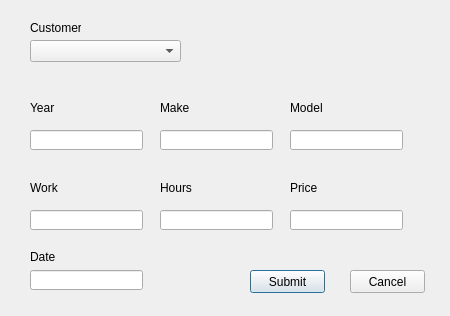
Before: the Qt Designer form existingcustomer.ui in domaspiragas/FairPriceDataManager, drawn with Qt 5.
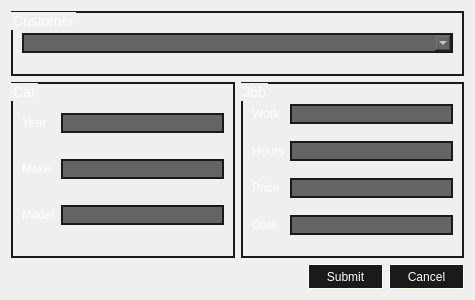
After: the same form once the commit is applied.

Diff of the .ui file:
```diff
--- a/existingcustomer.ui
+++ b/existingcustomer.ui
@@ -6,223 +6,417 @@
    <rect>
     <x>0</x>
     <y>0</y>
-    <width>450</width>
-    <height>316</height>
+    <width>475</width>
+    <height>300</height>
    </rect>
   </property>
+  <property name="minimumSize">
+   <size>
+    <width>475</width>
+    <height>300</height>
+   </size>
+  </property>
+  <property name="maximumSize">
+   <size>
+    <width>475</width>
+    <height>300</height>
+   </size>
+  </property>
   <property name="windowTitle">
    <string>Dialog</string>
   </property>
-  <widget class="QPushButton" name="submitButton">
-   <property name="geometry">
-    <rect>
-     <x>250</x>
-     <y>270</y>
-     <width>75</width>
-     <height>23</height>
-    </rect>
-   </property>
-   <property name="text">
-    <string>Submit</string>
-   </property>
-  </widget>
-  <widget class="QPushButton" name="cancelButton">
-   <property name="geometry">
-    <rect>
-     <x>350</x>
-     <y>270</y>
-     <width>75</width>
-     <height>23</height>
-    </rect>
-   </property>
-   <property name="text">
-    <string>Cancel</string>
-   </property>
-  </widget>
-  <widget class="QComboBox" name="customerComboBox">
-   <property name="geometry">
-    <rect>
-     <x>30</x>
-     <y>40</y>
-     <width>151</width>
-     <height>22</height>
-    </rect>
-   </property>
-  </widget>
-  <widget class="QLabel" name="label">
-   <property name="geometry">
-    <rect>
-     <x>30</x>
-     <y>20</y>
-     <width>51</width>
-     <height>16</height>
-    </rect>
-   </property>
-   <property name="text">
-    <string>Customer</string>
-   </property>
-  </widget>
-  <widget class="QLineEdit" name="carYearBox">
-   <property name="geometry">
-    <rect>
-     <x>30</x>
-     <y>130</y>
-     <width>113</width>
-     <height>20</height>
-    </rect>
-   </property>
-  </widget>
-  <widget class="QLineEdit" name="carMakeBox">
-   <property name="geometry">
-    <rect>
-     <x>160</x>
-     <y>130</y>
-     <width>113</width>
-     <height>20</height>
-    </rect>
-   </property>
-  </widget>
-  <widget class="QLineEdit" name="carModelBox">
-   <property name="geometry">
-    <rect>
-     <x>290</x>
-     <y>130</y>
-     <width>113</width>
-     <height>20</height>
-    </rect>
-   </property>
-  </widget>
-  <widget class="QLineEdit" name="jobPriceBox">
-   <property name="geometry">
-    <rect>
-     <x>290</x>
-     <y>210</y>
-     <width>113</width>
-     <height>20</height>
-    </rect>
-   </property>
-  </widget>
-  <widget class="QLineEdit" name="jobWorkBox">
-   <property name="geometry">
-    <rect>
-     <x>30</x>
-     <y>210</y>
-     <width>113</width>
-     <height>20</height>
-    </rect>
-   </property>
-  </widget>
-  <widget class="QLineEdit" name="jobHoursBox">
-   <property name="geometry">
-    <rect>
-     <x>160</x>
-     <y>210</y>
-     <width>113</width>
-     <height>20</height>
-    </rect>
-   </property>
-  </widget>
-  <widget class="QLabel" name="carYearLabel">
-   <property name="geometry">
-    <rect>
-     <x>30</x>
-     <y>100</y>
-     <width>51</width>
-     <height>16</height>
-    </rect>
-   </property>
-   <property name="text">
-    <string>Year</string>
-   </property>
-  </widget>
-  <widget class="QLabel" name="carMakeLabel">
-   <property name="geometry">
-    <rect>
-     <x>160</x>
-     <y>100</y>
-     <width>51</width>
-     <height>16</height>
-    </rect>
-   </property>
-   <property name="text">
-    <string>Make</string>
-   </property>
-  </widget>
-  <widget class="QLabel" name="carModelLabel">
-   <property name="geometry">
-    <rect>
-     <x>290</x>
-     <y>100</y>
-     <width>51</width>
-     <height>16</height>
-    </rect>
-   </property>
-   <property name="text">
-    <string>Model</string>
-   </property>
-  </widget>
-  <widget class="QLabel" name="jobPriceLabel">
-   <property name="geometry">
-    <rect>
-     <x>290</x>
-     <y>180</y>
-     <width>51</width>
-     <height>16</height>
-    </rect>
-   </property>
-   <property name="text">
-    <string>Price</string>
-   </property>
-  </widget>
-  <widget class="QLabel" name="jobWorkLabel">
-   <property name="geometry">
-    <rect>
-     <x>30</x>
-     <y>180</y>
-     <width>51</width>
-     <height>16</height>
-    </rect>
-   </property>
-   <property name="text">
-    <string>Work</string>
-   </property>
-  </widget>
-  <widget class="QLabel" name="jobHoursLabel">
-   <property name="geometry">
-    <rect>
-     <x>160</x>
-     <y>180</y>
-     <width>51</width>
-     <height>16</height>
-    </rect>
-   </property>
-   <property name="text">
-    <string>Hours</string>
-   </property>
-  </widget>
-  <widget class="QLineEdit" name="jobDateBox">
-   <property name="geometry">
-    <rect>
-     <x>30</x>
-     <y>270</y>
-     <width>113</width>
-     <height>20</height>
-    </rect>
-   </property>
-  </widget>
-  <widget class="QLabel" name="jobDateLabel">
-   <property name="geometry">
-    <rect>
-     <x>30</x>
-     <y>250</y>
-     <width>47</width>
-     <height>13</height>
-    </rect>
-   </property>
-   <property name="text">
-    <string>Date</string>
-   </property>
-  </widget>
+  <layout class="QVBoxLayout" name="verticalLayout">
+   <item>
+    <widget class="QGroupBox" name="customerBox">
+     <property name="minimumSize">
+      <size>
+       <width>160</width>
+       <height>0</height>
+      </size>
+     </property>
+     <property name="maximumSize">
+      <size>
+       <width>16777215</width>
+       <height>65</height>
+      </size>
+     </property>
+     <property name="styleSheet">
+      <string notr="true">QWidget
+{
+	font-size:14px;
+	border: 2px solid #1a1a1a;
+}
+
+QWidget::title 
+{
+	color:#fffff8;
+
+}</string>
+     </property>
+     <property name="title">
+      <string>Customer</string>
+     </property>
+     <layout class="QHBoxLayout" name="horizontalLayout_4">
+      <item>
+       <widget class="QComboBox" name="customerComboBox">
+        <property name="minimumSize">
+         <size>
+          <width>107</width>
+          <height>0</height>
+         </size>
+        </property>
+        <property name="styleSheet">
+         <string notr="true">QComboBox 
+{
+	border: 2px solid #1a1a1a;
+	background-color: #646464;	
+	color: #fffff8;
+	font-size:12px;
+}
+
+QComboBox QAbstractItemView
+{
+background-color: #333333;
+selection-background-color:#646464; 
+border: 1px solid #fffff8;
+color: #fffff8;
+outline:0px;
+font: 12pt;
+}</string>
+        </property>
+       </widget>
+      </item>
+     </layout>
+    </widget>
+   </item>
+   <item>
+    <layout class="QHBoxLayout" name="horizontalLayout">
+     <item>
+      <widget class="QGroupBox" name="carBox">
+       <property name="styleSheet">
+        <string notr="true">QWidget
+{
+	font-size:14px;
+	border: 2px solid #1a1a1a;
+
+}
+
+QWidget::title 
+{
+	color:#fffff8;
+}</string>
+       </property>
+       <property name="title">
+        <string>Car</string>
+       </property>
+       <layout class="QHBoxLayout" name="horizontalLayout_3">
+        <item>
+         <layout class="QGridLayout" name="gridLayout_2">
+          <item row="0" column="0">
+           <widget class="QLabel" name="carYearLabel">
+            <property name="styleSheet">
+             <string notr="true">QWidget 
+{
+	color: #fffff8;
+	border:none;
+	font-size:12px;
+}</string>
+            </property>
+            <property name="text">
+             <string>Year</string>
+            </property>
+           </widget>
+          </item>
+          <item row="1" column="1">
+           <widget class="QLineEdit" name="carMakeBox">
+            <property name="styleSheet">
+             <string notr="true">QWidget 
+{
+	background-color: #646464;
+	color: white;
+	border: 2px solid #1a1a1a;
+	font-size:12px;
+}</string>
+            </property>
+           </widget>
+          </item>
+          <item row="1" column="0">
+           <widget class="QLabel" name="carMakeLabel">
+            <property name="styleSheet">
+             <string notr="true">QWidget 
+{
+	color: #fffff8;
+	border:none;
+	font-size:12px;
+}</string>
+            </property>
+            <property name="text">
+             <string>Make</string>
+            </property>
+           </widget>
+          </item>
+          <item row="0" column="1">
+           <widget class="QLineEdit" name="carYearBox">
+            <property name="styleSheet">
+             <string notr="true">QWidget 
+{
+	background-color: #646464;
+	color: white;
+	border: 2px solid #1a1a1a;
+	font-size:12px;
+}</string>
+            </property>
+           </widget>
+          </item>
+          <item row="2" column="0">
+           <widget class="QLabel" name="carModelLabel">
+            <property name="styleSheet">
+             <string notr="true">QWidget 
+{
+	color: #fffff8;
+	border:none;
+	font-size:12px;
+}</string>
+            </property>
+            <property name="text">
+             <string>Model</string>
+            </property>
+           </widget>
+          </item>
+          <item row="2" column="1">
+           <widget class="QLineEdit" name="carModelBox">
+            <property name="styleSheet">
+             <string notr="true">QWidget 
+{
+	background-color: #646464;
+	color: white;
+	border: 2px solid #1a1a1a;
+	font-size:12px;
+}</string>
+            </property>
+           </widget>
+          </item>
+         </layout>
+        </item>
+       </layout>
+      </widget>
+     </item>
+     <item>
+      <widget class="QGroupBox" name="jobBox">
+       <property name="styleSheet">
+        <string notr="true">QWidget
+{
+	font-size:14px;
+	border: 2px solid #1a1a1a;
+}
+
+QWidget::title 
+{
+	color:#fffff8;
+
+}</string>
+       </property>
+       <property name="title">
+        <string>Job</string>
+       </property>
+       <layout class="QHBoxLayout" name="horizontalLayout_2">
+        <item>
+         <layout class="QGridLayout" name="gridLayout">
+          <item row="0" column="1">
+           <widget class="QLineEdit" name="jobWorkBox">
+            <property name="styleSheet">
+             <string notr="true">QWidget 
+{
+	background-color: #646464;
+	color: white;
+	border: 2px solid #1a1a1a;
+	font-size:12px;
+}</string>
+            </property>
+           </widget>
+          </item>
+          <item row="0" column="0">
+           <widget class="QLabel" name="jobWorkLabel">
+            <property name="styleSheet">
+             <string notr="true">QWidget 
+{
+	color: #fffff8;
+	border:none;
+	font-size:12px;
+}</string>
+            </property>
+            <property name="text">
+             <string>Work</string>
+            </property>
+           </widget>
+          </item>
+          <item row="3" column="1">
+           <widget class="QLineEdit" name="jobDateBox">
+            <property name="styleSheet">
+             <string notr="true">QWidget 
+{
+	background-color: #646464;
+	color: white;
+	border: 2px solid #1a1a1a;
+	font-size:12px;
+}</string>
+            </property>
+           </widget>
+          </item>
+          <item row="2" column="1">
+           <widget class="QLineEdit" name="jobPriceBox">
+            <property name="styleSheet">
+             <string notr="true">QWidget 
+{
+	background-color: #646464;
+	color: white;
+	border: 2px solid #1a1a1a;
+	font-size:12px;
+}</string>
+            </property>
+           </widget>
+          </item>
+          <item row="1" column="1">
+           <widget class="QLineEdit" name="jobHoursBox">
+            <property name="styleSheet">
+             <string notr="true">QWidget 
+{
+	background-color: #646464;
+	color: white;
+	border: 2px solid #1a1a1a;
+	font-size:12px;
+}</string>
+            </property>
+           </widget>
+          </item>
+          <item row="1" column="0">
+           <widget class="QLabel" name="jobHoursLabel">
+            <property name="styleSheet">
+             <string notr="true">QWidget 
+{
+	color: #fffff8;
+	border:none;
+	font-size:12px;
+}</string>
+            </property>
+            <property name="text">
+             <string>Hours</string>
+            </property>
+           </widget>
+          </item>
+          <item row="3" column="0">
+           <widget class="QLabel" name="jobDateLabel">
+            <property name="styleSheet">
+             <string notr="true">QWidget 
+{
+	color: #fffff8;
+	border:none;
+	font-size:12px;
+}</string>
+            </property>
+            <property name="text">
+             <string>Date</string>
+            </property>
+           </widget>
+          </item>
+          <item row="2" column="0">
+           <widget class="QLabel" name="jobPriceLabel">
+            <property name="styleSheet">
+             <string notr="true">QWidget 
+{
+	color: #fffff8;
+	border:none;
+	font-size:12px;
+}</string>
+            </property>
+            <property name="text">
+             <string>Price</string>
+            </property>
+           </widget>
+          </item>
+         </layout>
+        </item>
+       </layout>
+      </widget>
+     </item>
+    </layout>
+   </item>
+   <item>
+    <layout class="QHBoxLayout" name="horizontalLayout_5">
+     <item>
+      <spacer name="horizontalSpacer">
+       <property name="orientation">
+        <enum>Qt::Horizontal</enum>
+       </property>
+       <property name="sizeHint" stdset="0">
+        <size>
+         <width>40</width>
+         <height>20</height>
+        </size>
+       </property>
+      </spacer>
+     </item>
+     <item>
+      <widget class="QPushButton" name="submitButton">
+       <property name="minimumSize">
+        <size>
+         <width>75</width>
+         <height>25</height>
+        </size>
+       </property>
+       <property name="styleSheet">
+        <string notr="true">QPushButton
+{
+	background-color: #1a1a1a;
+	color: white;
+	border: 1px solid #fffff8;
+	border-radius: 1px
+}
+QPushButton:pressed 
+{
+	background-color:#646464;
+	color:white;
+	border: 1px solid #fffff8;
+	border-radius: 1px;
+}</string>
+       </property>
+       <property name="text">
+        <string>Submit</string>
+       </property>
+      </widget>
+     </item>
+     <item>
+      <widget class="QPushButton" name="cancelButton">
+       <property name="minimumSize">
+        <size>
+         <width>75</width>
+         <height>25</height>
+        </size>
+       </property>
+       <property name="styleSheet">
+        <string notr="true">QPushButton
+{
+	background-color: #1a1a1a;
+	color: white;
+	border: 1px solid #fffff8;
+	border-radius: 1px
+}
+QPushButton:pressed 
+{
+	background-color:#646464;
+	color:white;
+	border: 1px solid #fffff8;
+	border-radius: 1px;
+}</string>
+       </property>
+       <property name="text">
+        <string>Cancel</string>
+       </property>
+      </widget>
+     </item>
+    </layout>
+   </item>
+  </layout>
  </widget>
  <tabstops>
   <tabstop>customerComboBox</tabstop>
```
